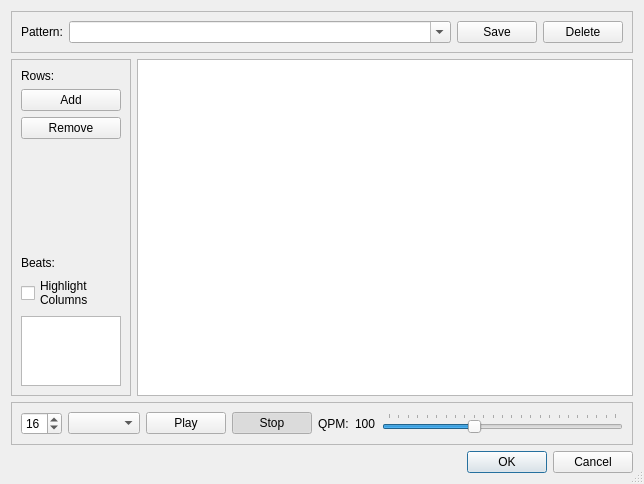
The window that src/drumgrid.ui (pedrolcl/kmetronome) describes before a commit, drawn with Qt 5.
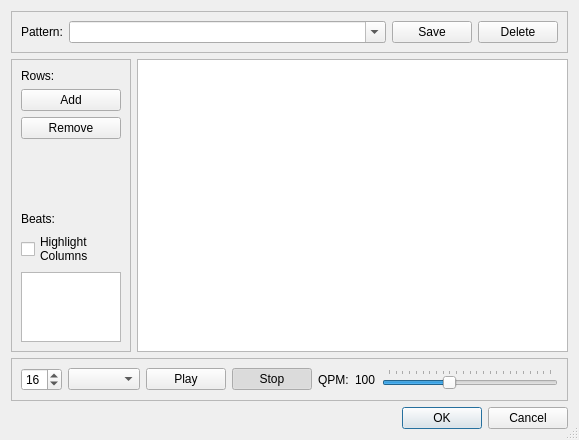
The same window after the commit. Icons and pictures are not drawn. Custom widgets are drawn as their Qt base class.

```diff
--- a/src/drumgrid.ui
+++ b/src/drumgrid.ui
@@ -24,8 +24,8 @@
    <rect>
     <x>0</x>
     <y>0</y>
-    <width>644</width>
-    <height>484</height>
+    <width>579</width>
+    <height>440</height>
    </rect>
   </property>
   <property name="windowIcon">
```
Left out of the diff: 24 changed lines with no effect on the pictures.
